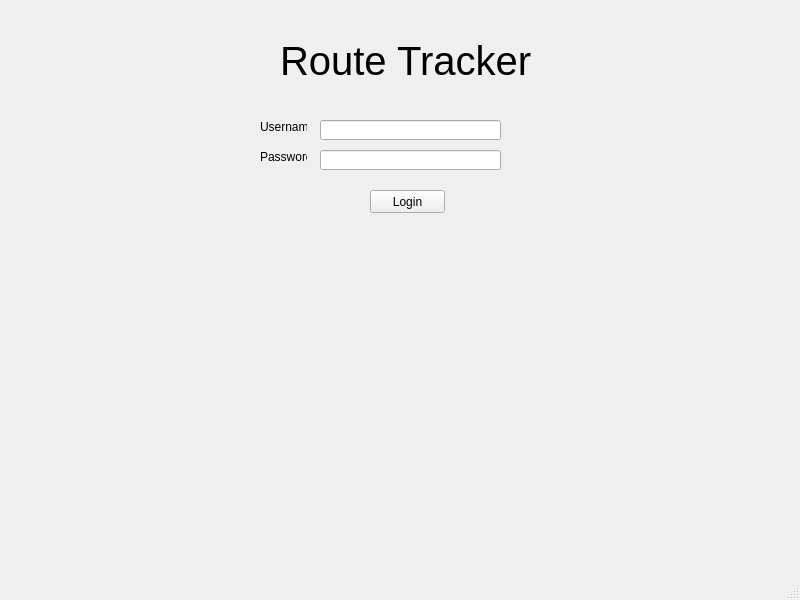
Before: the Qt Designer form Group_Project_1/loginwindow.ui in Cyrus-Riahi/CS1D-P1, drawn with Qt 5.
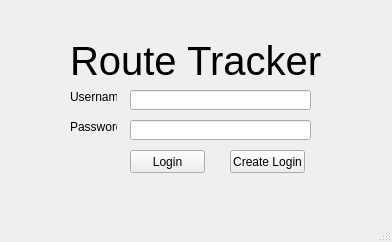
After: the same form once the commit is applied.

Commit message: Added a create a login window for sean to work on, and made the distances smallest to biggest

Diff of the .ui file:
```diff
--- a/Group_Project_1/loginwindow.ui
+++ b/Group_Project_1/loginwindow.ui
@@ -6,8 +6,8 @@
    <rect>
     <x>0</x>
     <y>0</y>
-    <width>800</width>
-    <height>600</height>
+    <width>392</width>
+    <height>242</height>
    </rect>
   </property>
   <property name="windowTitle">
@@ -17,8 +17,8 @@
    <widget class="QLineEdit" name="usernameLineEdit">
     <property name="geometry">
      <rect>
-      <x>320</x>
-      <y>120</y>
+      <x>130</x>
+      <y>90</y>
       <width>181</width>
       <height>20</height>
      </rect>
@@ -27,8 +27,8 @@
    <widget class="QLineEdit" name="passwordLineEdit">
     <property name="geometry">
      <rect>
-      <x>320</x>
-      <y>150</y>
+      <x>130</x>
+      <y>120</y>
       <width>181</width>
       <height>20</height>
      </rect>
@@ -40,8 +40,8 @@
    <widget class="QLabel" name="usernameLabel">
     <property name="geometry">
      <rect>
-      <x>260</x>
-      <y>120</y>
+      <x>70</x>
+      <y>90</y>
       <width>47</width>
       <height>13</height>
      </rect>
@@ -53,8 +53,8 @@
    <widget class="QLabel" name="passwordLabel">
     <property name="geometry">
      <rect>
-      <x>260</x>
-      <y>150</y>
+      <x>70</x>
+      <y>120</y>
       <width>47</width>
       <height>13</height>
      </rect>
@@ -66,7 +66,7 @@
    <widget class="QLabel" name="label">
     <property name="geometry">
      <rect>
-      <x>280</x>
+      <x>70</x>
       <y>30</y>
       <width>271</width>
       <height>61</height>
@@ -84,8 +84,8 @@
    <widget class="QPushButton" name="loginButton">
     <property name="geometry">
      <rect>
-      <x>370</x>
-      <y>190</y>
+      <x>130</x>
+      <y>150</y>
       <width>75</width>
       <height>23</height>
      </rect>
@@ -94,6 +94,19 @@
      <string>Login</string>
     </property>
    </widget>
+   <widget class="QPushButton" name="pushButton">
+    <property name="geometry">
+     <rect>
+      <x>230</x>
+      <y>150</y>
+      <width>75</width>
+      <height>23</height>
+     </rect>
+    </property>
+    <property name="text">
+     <string>Create Login</string>
+    </property>
+   </widget>
   </widget>
   <widget class="QMenuBar" name="menubar">
    <property name="geometry">
```
Left out of the diff: 2 changed lines with no effect on the pictures. The commit also changes 15 other files.
